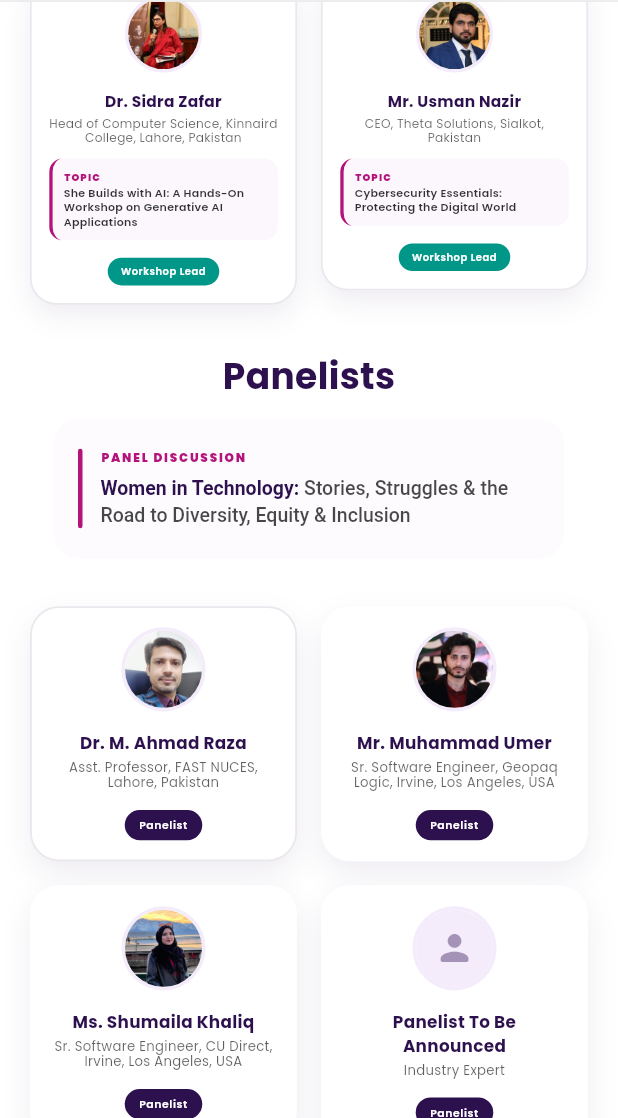
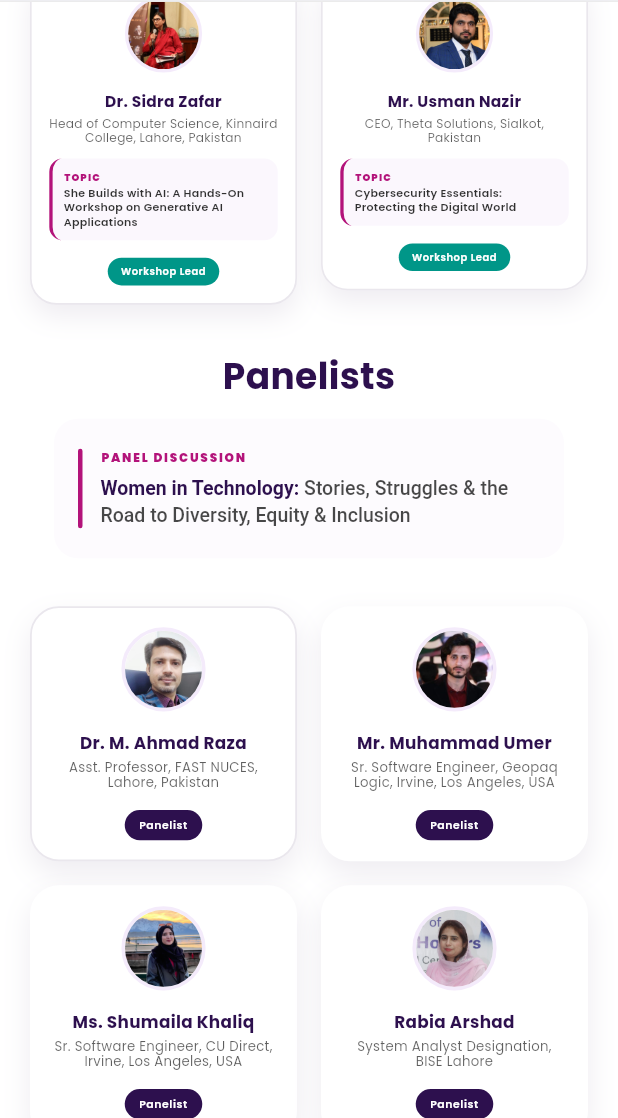
Before and after one commit to ahsxndev/celebration_acmw, a Flutter app: the SpeakersPage screen opened by its route, scrolled down 576 dp, on a phone screen of 412 x 824 dp, the part 118-1236 px from its top. Run offline on Flutter 3.47's test engine with Material 3 defaults, Android fonts, the phone set to English and light mode, and no system bars; our stand-ins replace flutter_map, font_awesome_flutter, go_router, google_fonts, latlong2.

Commit message:
Add Rabia Arshad speaker and image
Replace placeholder panelist with Rabia Arshad by updating the UniversalProfileCard (name, role set to "System Analyst Designation, BISE Lahore", and imageUrl). Add the speaker image asset at assets/images/persons/rabia.jpeg. Tag and styling remain unchanged.

```diff
--- a/lib/pages/speakers_page.dart
+++ b/lib/pages/speakers_page.dart
@@ -276,9 +276,9 @@ class SpeakersPage extends StatelessWidget {
                       isMobile: isMobile,
                       width: cardWidth,
                       card: const UniversalProfileCard(
-                        name: "Panelist To Be Announced",
-                        role: "Industry Expert",
-                        imageUrl: "",
+                        name: "Rabia Arshad",
+                        role: "System Analyst Designation, BISE Lahore",
+                        imageUrl: "assets/images/persons/rabia.jpeg",
                         tagText: "Panelist",
                         tagColor: AppTheme.primaryPurple,
                         size: CardSize.small,
```
Also changed, not shown: assets/images/persons/rabia.jpeg (added).
